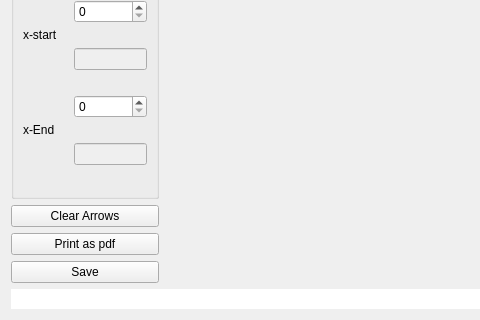
First picture: the form in Analysis_UI/bplot.ui, repository goluckyryan/nonLinearFit, before the edit; both pictures show x 0 to 480 and y 104 to 424 of the 1067 by 424 pixel window.
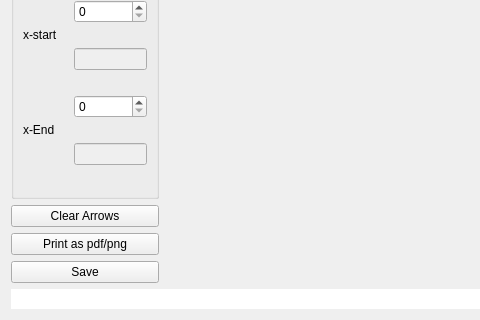
Second picture: the form after the edit. Custom widgets are drawn as their Qt base class.

The edit to the form file:
```diff
--- a/Analysis_UI/bplot.ui
+++ b/Analysis_UI/bplot.ui
@@ -106,7 +106,7 @@
    <item row="3" column="0">
     <widget class="QPushButton" name="pushButton_Print">
      <property name="text">
-      <string>Print as pdf</string>
+      <string>Print as pdf/png</string>
      </property>
      <property name="autoDefault">
       <bool>false</bool>
```
